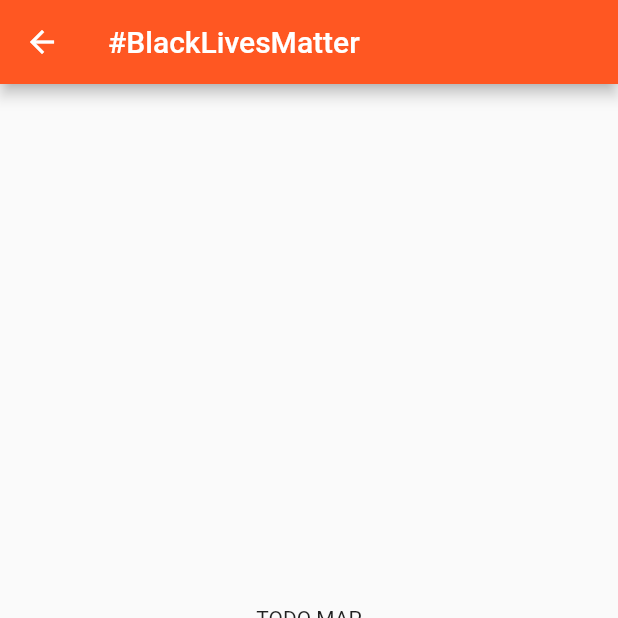
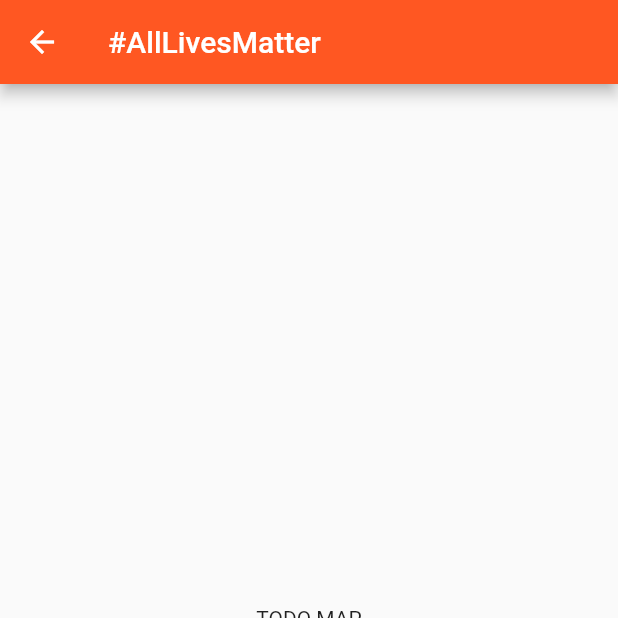
Before and after one commit to thelastofcaesars/catchapp, a Flutter app: the StartPage screen opened directly, on a phone screen of 412 x 824 dp, the top half of it. Run offline on Flutter 3.47's test engine with Material 2 defaults, Android fonts, the phone set to English and light mode, and no system bars.

Commit message:
Fixed side of person boolean

```diff
--- a/lib/src/start.dart
+++ b/lib/src/start.dart
@@ -15,9 +15,9 @@ class StartPage extends StatefulWidget {
 
 class _StartPageState extends State<StartPage> {
 
-  static bool isBiznes = false;
+  static bool isBussinessman = true;
   int _cIndex = 0;
-  String _title = isBiznes ? '#AllLivesMatter' : '#BlackLivesMatter';
+  String _title = isBussinessman ? '#AllLivesMatter' : '#BlackLivesMatter';
 
   static List<Widget> _widgetOptions = <Widget> [
     MapPage(),
```
